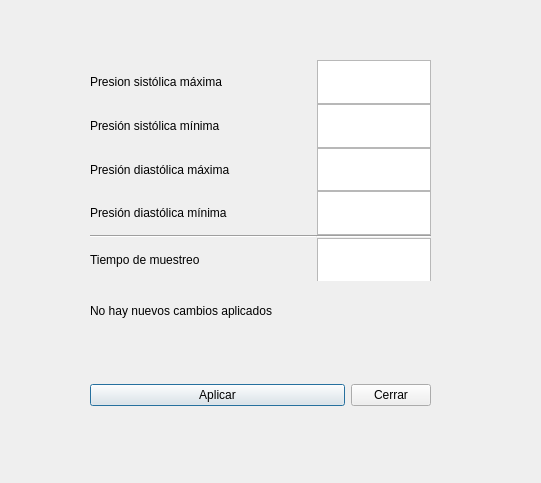
This is PC_v01/server_test_plot_v0/preferences.ui in aylen27s/TPO_InformaticaII as Qt 5 draws it before an edit. The edited form follows.
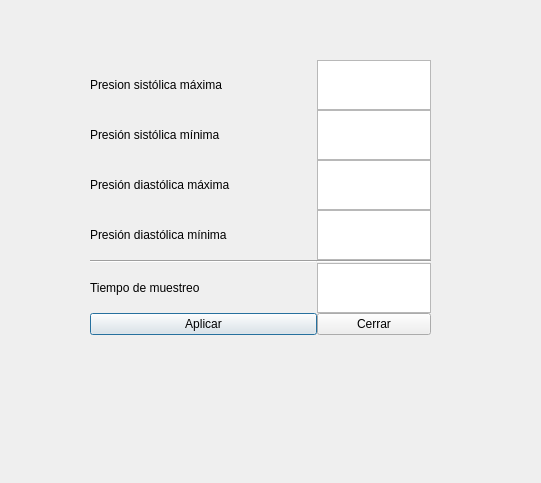
This is the edited form.

```diff
--- a/PC_v01/server_test_plot_v0/preferences.ui
+++ b/PC_v01/server_test_plot_v0/preferences.ui
@@ -13,45 +13,19 @@
   <property name="windowTitle">
    <string>Dialog</string>
   </property>
-  <widget class="QWidget" name="horizontalLayoutWidget">
-   <property name="geometry">
-    <rect>
-     <x>90</x>
-     <y>370</y>
-     <width>341</width>
-     <height>51</height>
-    </rect>
-   </property>
-   <layout class="QHBoxLayout" name="horizontalLayout" stretch="1,0">
-    <property name="rightMargin">
-     <number>0</number>
-    </property>
-    <item>
-     <widget class="QPushButton" name="pushButton_aplicar">
-      <property name="text">
-       <string>Aplicar</string>
-      </property>
-     </widget>
-    </item>
-    <item>
-     <widget class="QPushButton" name="pushButton_cerrar">
-      <property name="text">
-       <string>Cerrar</string>
-      </property>
-     </widget>
-    </item>
-   </layout>
-  </widget>
   <widget class="QWidget" name="gridLayoutWidget">
    <property name="geometry">
     <rect>
      <x>90</x>
      <y>60</y>
      <width>341</width>
-     <height>221</height>
+     <height>280</height>
     </rect>
    </property>
-   <layout class="QGridLayout" name="gridLayout" rowstretch="0,0,0,0,0,0" columnstretch="2,1" rowminimumheight="0,0,0,0,0,0" columnminimumwidth="0,0">
+   <layout class="QGridLayout" name="gridLayout" rowstretch="0,0,0,0,0,0,0,0" columnstretch="2,1" rowminimumheight="0,0,0,0,0,0,0,0" columnminimumwidth="0,0">
+    <property name="sizeConstraint">
+     <enum>QLayout::SetDefaultConstraint</enum>
+    </property>
     <property name="topMargin">
      <number>0</number>
     </property>
@@ -61,13 +35,47 @@
     <property name="spacing">
      <number>0</number>
     </property>
+    <item row="4" column="0">
+     <widget class="Line" name="line">
+      <property name="orientation">
+       <enum>Qt::Horizontal</enum>
+      </property>
+     </widget>
+    </item>
     <item row="2" column="1">
-     <widget class="QPlainTextEdit" name="te_pd_max"/>
+     <widget class="QPlainTextEdit" name="te_pd_max">
+      <property name="maximumSize">
+       <size>
+        <width>150</width>
+        <height>50</height>
+       </size>
+      </property>
+     </widget>
     </item>
-    <item row="4" column="1">
-     <widget class="Line" name="line_2">
-      <property name="orientation">
-       <enum>Qt::Horizontal</enum>
+    <item row="3" column="1">
+     <widget class="QPlainTextEdit" name="te_pd_min">
+      <property name="maximumSize">
+       <size>
+        <width>150</width>
+        <height>50</height>
+       </size>
+      </property>
+     </widget>
+    </item>
+    <item row="6" column="0">
+     <widget class="QLabel" name="label_t_sample">
+      <property name="text">
+       <string>Tiempo de muestreo</string>
+      </property>
+     </widget>
+    </item>
+    <item row="0" column="1">
+     <widget class="QPlainTextEdit" name="te_ps_max">
+      <property name="maximumSize">
+       <size>
+        <width>150</width>
+        <height>50</height>
+       </size>
       </property>
      </widget>
     </item>
@@ -78,10 +86,10 @@
       </property>
      </widget>
     </item>
-    <item row="3" column="0">
-     <widget class="QLabel" name="label_pd_min">
-      <property name="text">
-       <string>Presión diastólica mínima </string>
+    <item row="4" column="1">
+     <widget class="Line" name="line_2">
+      <property name="orientation">
+       <enum>Qt::Horizontal</enum>
       </property>
      </widget>
     </item>
@@ -92,25 +100,6 @@
       </property>
      </widget>
     </item>
-    <item row="3" column="1">
-     <widget class="QPlainTextEdit" name="te_pd_min"/>
-    </item>
-    <item row="4" column="0">
-     <widget class="Line" name="line">
-      <property name="orientation">
-       <enum>Qt::Horizontal</enum>
-      </property>
-     </widget>
-    </item>
-    <item row="0" column="1">
-     <widget class="QPlainTextEdit" name="te_ps_max"/>
-    </item>
-    <item row="1" column="1">
-     <widget class="QPlainTextEdit" name="te_ps_min"/>
-    </item>
-    <item row="5" column="1">
-     <widget class="QPlainTextEdit" name="te_t_sample"/>
-    </item>
     <item row="2" column="0">
      <widget class="QLabel" name="label_pd_max">
       <property name="text">
@@ -118,10 +107,44 @@
       </property>
      </widget>
     </item>
-    <item row="5" column="0">
-     <widget class="QLabel" name="label_t_sample">
+    <item row="1" column="1">
+     <widget class="QPlainTextEdit" name="te_ps_min">
+      <property name="maximumSize">
+       <size>
+        <width>150</width>
+        <height>50</height>
+       </size>
+      </property>
+     </widget>
+    </item>
+    <item row="3" column="0">
+     <widget class="QLabel" name="label_pd_min">
       <property name="text">
-       <string>Tiempo de muestreo</string>
+       <string>Presión diastólica mínima </string>
+      </property>
+     </widget>
+    </item>
+    <item row="6" column="1">
+     <widget class="QPlainTextEdit" name="te_t_sample">
+      <property name="maximumSize">
+       <size>
+        <width>150</width>
+        <height>50</height>
+       </size>
+      </property>
+     </widget>
+    </item>
+    <item row="7" column="0">
+     <widget class="QPushButton" name="pushButton_aplicar">
+      <property name="text">
+       <string>Aplicar</string>
+      </property>
+     </widget>
+    </item>
+    <item row="7" column="1">
+     <widget class="QPushButton" name="pushButton_cerrar">
+      <property name="text">
+       <string>Cerrar</string>
       </property>
      </widget>
     </item>
@@ -131,13 +154,13 @@
    <property name="geometry">
     <rect>
      <x>90</x>
-     <y>300</y>
+     <y>360</y>
      <width>341</width>
-     <height>21</height>
+     <height>16</height>
     </rect>
    </property>
    <property name="text">
-    <string>No hay nuevos cambios aplicados</string>
+    <string/>
    </property>
   </widget>
  </widget>
```
